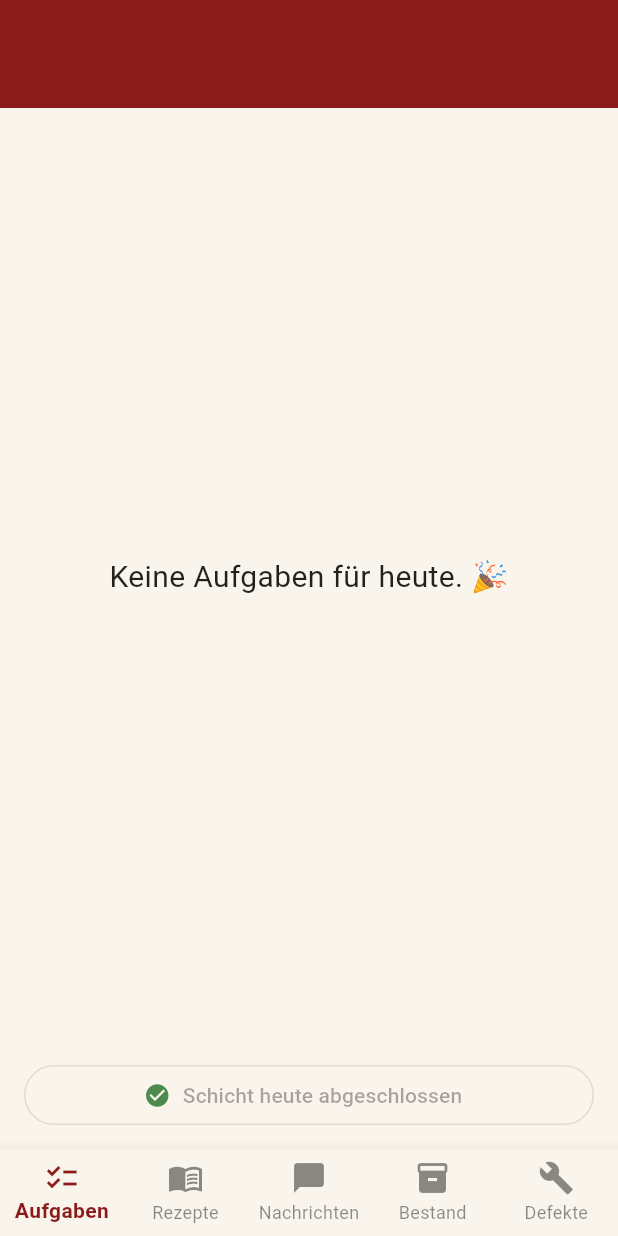
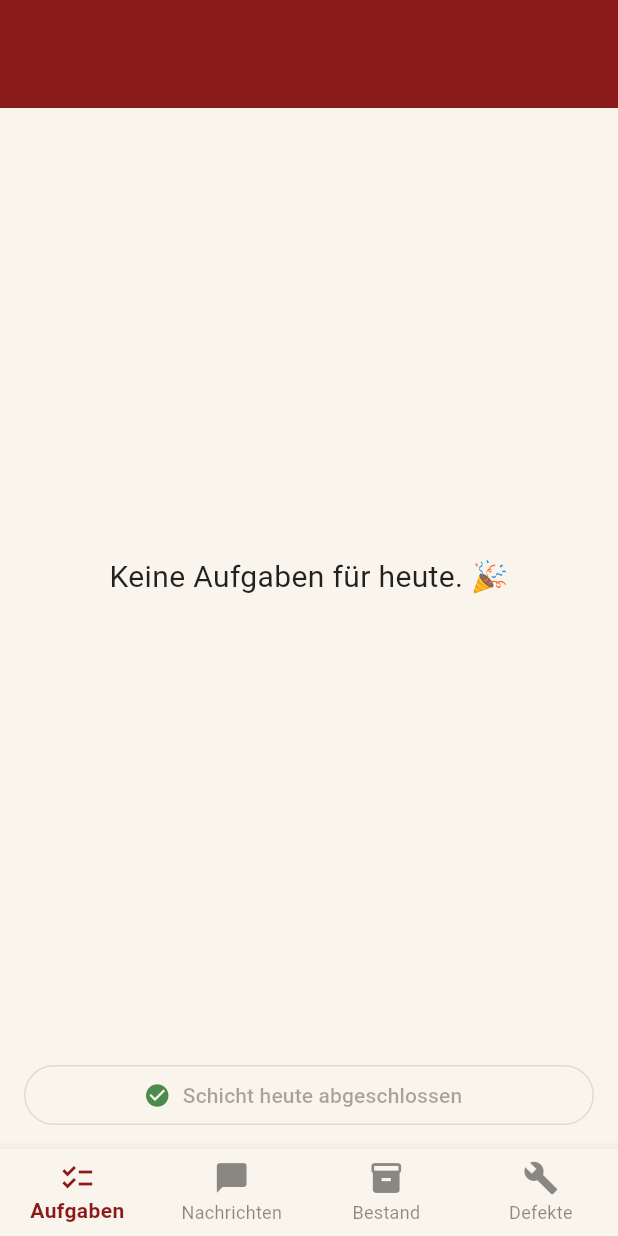
Before and after one commit to MichaelWester696/backfuchs-tablet-app, a Flutter app: the HomeShell screen opened directly with empty values, on a phone screen of 412 x 824 dp. Run offline on Flutter 3.47's test engine with Material 3 defaults, Android fonts, the phone set to English and light mode, and no system bars; our stand-ins replace image_picker, supabase_flutter; accounts and stored records are empty.

Commit message:
Zurück zur Postenauswahl nach Schichtabschluss, Rezepte-Reiter pro Posten steuerbar, iOS-Fix für Backstubenleitung-Login
- Nach "Schicht abschließen" geht es automatisch zurück zur Postenauswahl
- Posten.zeigt_rezepte steuert, ob der Rezepte-Reiter für einen Posten
  angezeigt wird (im Dashboard unter "Posten verwalten" einstellbar)
- Dashboard-Öffnen nutzt jetzt Navigation im selben Tab statt einen neuen
  Tab zu öffnen: Safari auf iOS blockiert lautlos das Öffnen neuer Tabs,
  wenn dazwischen ein await lag (hier der PIN-Check) - ohne Fehlermeldung

Co-Authored-By: Claude Sonnet 5 <noreply@anthropic.com>

```diff
--- a/lib/models/posten.dart
+++ b/lib/models/posten.dart
@@ -3,13 +3,21 @@ class Posten {
   final String name;
   final bool aktiv;
   final int reihenfolge;
+  final bool zeigtRezepte;
 
-  Posten({required this.id, required this.name, required this.aktiv, required this.reihenfolge});
+  Posten({
+    required this.id,
+    required this.name,
+    required this.aktiv,
+    required this.reihenfolge,
+    required this.zeigtRezepte,
+  });
 
   factory Posten.fromJson(Map<String, dynamic> json) => Posten(
         id: json['id'] as String,
         name: json['name'] as String,
         aktiv: json['aktiv'] as bool? ?? true,
         reihenfolge: json['reihenfolge'] as int? ?? 0,
+        zeigtRezepte: json['zeigt_rezepte'] as bool? ?? true,
       );
 }
--- a/lib/screens/aufgaben_screen.dart
+++ b/lib/screens/aufgaben_screen.dart
@@ -4,6 +4,7 @@ import '../models/aufgabe.dart';
 import '../models/posten.dart';
 import '../services/supabase_service.dart';
 import '../theme.dart';
+import 'posten_login_screen.dart';
 
 class AufgabenScreen extends StatefulWidget {
   final Posten posten;
@@ -52,7 +53,12 @@ class _AufgabenScreenState extends State<AufgabenScreen> {
     );
     if (bestaetigt != true || !mounted) return;
     await SupabaseService.instance.schliesseSchichtAb(widget.posten.id);
-    if (mounted) setState(() => _schichtAbgeschlossen = true);
+    if (!mounted) return;
+    // Zurück zur Posten-Auswahl, damit das Tablet für den nächsten Posten
+    // bzw. die nächste Schicht bereit ist.
+    Navigator.of(context).pushReplacement(
+      MaterialPageRoute(builder: (_) => const PostenLoginScreen()),
+    );
   }
 
   bool _istHeute(Aufgabe a) {
--- a/lib/screens/home_shell.dart
+++ b/lib/screens/home_shell.dart
@@ -25,6 +25,8 @@ class _HomeShellState extends State<HomeShell> {
     // braucht Rezepte/Bestand/Aufgaben nicht - daher nur Defekte + Nachrichten.
     final istTechnik = widget.posten.name == 'Technik';
 
+    final zeigtRezepte = widget.posten.zeigtRezepte;
+
     final screens = istTechnik
         ? [
             DefektScreen(posten: widget.posten),
@@ -32,7 +34,7 @@ class _HomeShellState extends State<HomeShell> {
           ]
         : [
             AufgabenScreen(posten: widget.posten),
-            RezepteScreen(posten: widget.posten),
+            if (zeigtRezepte) RezepteScreen(posten: widget.posten),
             KommunikationScreen(posten: widget.posten),
             BestandScreen(posten: widget.posten),
             DefektScreen(posten: widget.posten),
@@ -43,12 +45,12 @@ class _HomeShellState extends State<HomeShell> {
             BottomNavigationBarItem(icon: Icon(Icons.build), label: 'Defekte'),
             BottomNavigationBarItem(icon: Icon(Icons.chat_bubble), label: 'Nachrichten'),
           ]
-        : const [
-            BottomNavigationBarItem(icon: Icon(Icons.checklist), label: 'Aufgaben'),
-            BottomNavigationBarItem(icon: Icon(Icons.menu_book), label: 'Rezepte'),
-            BottomNavigationBarItem(icon: Icon(Icons.chat_bubble), label: 'Nachrichten'),
-            BottomNavigationBarItem(icon: Icon(Icons.inventory_2), label: 'Bestand'),
-            BottomNavigationBarItem(icon: Icon(Icons.build), label: 'Defekte'),
+        : [
+            const BottomNavigationBarItem(icon: Icon(Icons.checklist), label: 'Aufgaben'),
+            if (zeigtRezepte) const BottomNavigationBarItem(icon: Icon(Icons.menu_book), label: 'Rezepte'),
+            const BottomNavigationBarItem(icon: Icon(Icons.chat_bubble), label: 'Nachrichten'),
+            const BottomNavigationBarItem(icon: Icon(Icons.inventory_2), label: 'Bestand'),
+            const BottomNavigationBarItem(icon: Icon(Icons.build), label: 'Defekte'),
           ];
 
     return Scaffold(
--- a/lib/screens/posten_login_screen.dart
+++ b/lib/screens/posten_login_screen.dart
@@ -46,7 +46,16 @@ class _PostenLoginScreenState extends State<PostenLoginScreen> {
     }
 
     final url = Uri.parse(_dashboardUrl);
-    final geoeffnet = await launchUrl(url, mode: LaunchMode.externalApplication);
+    // webOnlyWindowName: '_self' statt eines neuen Tabs (externalApplication):
+    // Safari auf iOS blockiert das Öffnen eines neuen Tabs/Fensters, sobald
+    // dazwischen ein await lag (hier der PIN-Check gegen Supabase) - ohne
+    // Fehlermeldung, das Öffnen passiert einfach lautlos nicht. Navigation
+    // im selben Tab umgeht diese Popup-Blocker-Einschränkung zuverlässig.
+    final geoeffnet = await launchUrl(
+      url,
+      mode: LaunchMode.externalApplication,
+      webOnlyWindowName: '_self',
+    );
     if (!geoeffnet && mounted) {
       ScaffoldMessenger.of(context).showSnackBar(
         const SnackBar(content: Text('Dashboard konnte nicht geöffnet werden.')),
```
